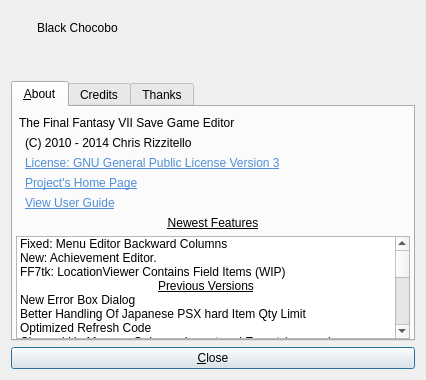
First picture: the form in about.ui, repository sithlord48/blackchocobo, before the edit.
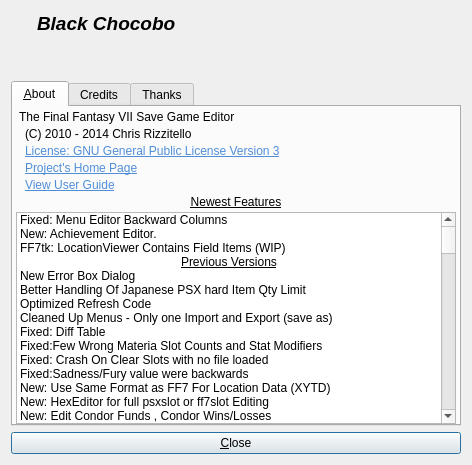
Second picture: the form after the edit. Icons and pictures are not drawn.

Commit message: SlotSelect : Adjust Width slightly no more Horzontal Scroll Bar About: update Sizing Options : Update sizing , save/ restore geometry MainWindow: Rework of region options, save/restore geometry Removed Unused Icons lupdate

Diff of the .ui file:
```diff
--- a/about.ui
+++ b/about.ui
@@ -9,8 +9,8 @@
    <rect>
     <x>0</x>
     <y>0</y>
-    <width>426</width>
-    <height>380</height>
+    <width>472</width>
+    <height>465</height>
    </rect>
   </property>
   <property name="windowTitle">
@@ -62,6 +62,14 @@
            <height>24</height>
           </size>
          </property>
+         <property name="font">
+          <font>
+           <pointsize>14</pointsize>
+           <weight>75</weight>
+           <italic>true</italic>
+           <bold>true</bold>
+          </font>
+         </property>
          <property name="text">
           <string>Black Chocobo </string>
          </property>
@@ -157,9 +165,15 @@
        <string>&amp;About</string>
       </attribute>
       <layout class="QVBoxLayout" name="verticalLayout_6">
+       <property name="spacing">
+        <number>3</number>
+       </property>
        <property name="leftMargin">
         <number>3</number>
        </property>
+       <property name="topMargin">
+        <number>3</number>
+       </property>
        <property name="rightMargin">
         <number>3</number>
        </property>
```
Left out of the diff: 14 changed lines with no effect on the pictures. The commit also changes 32 other files.
